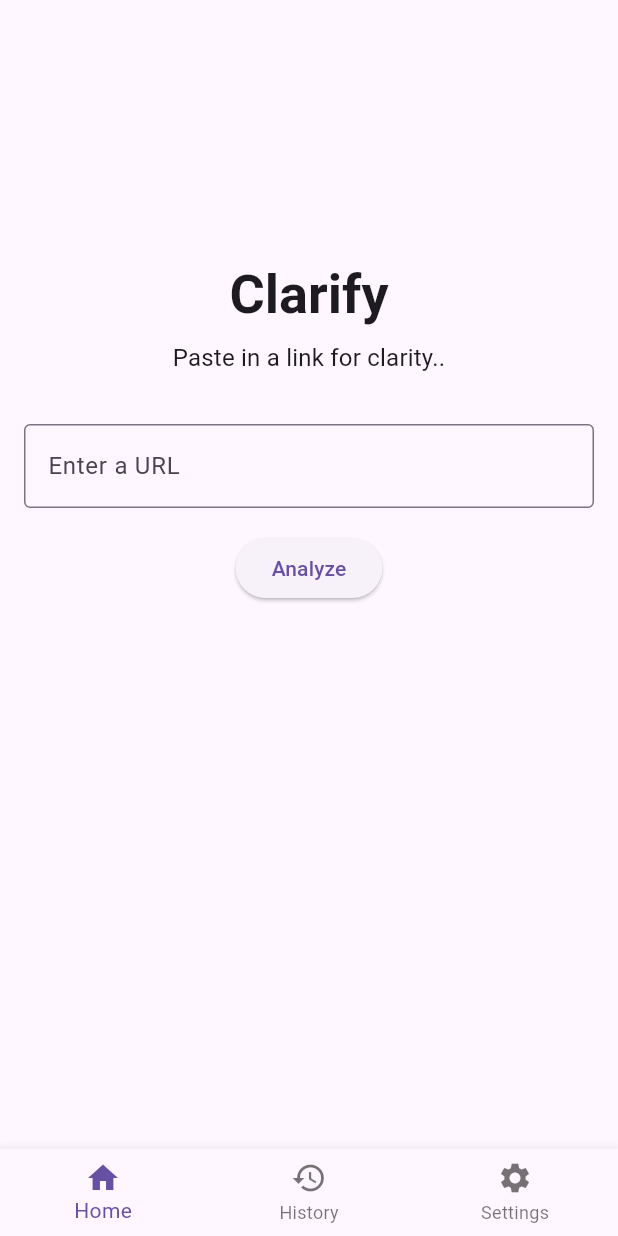
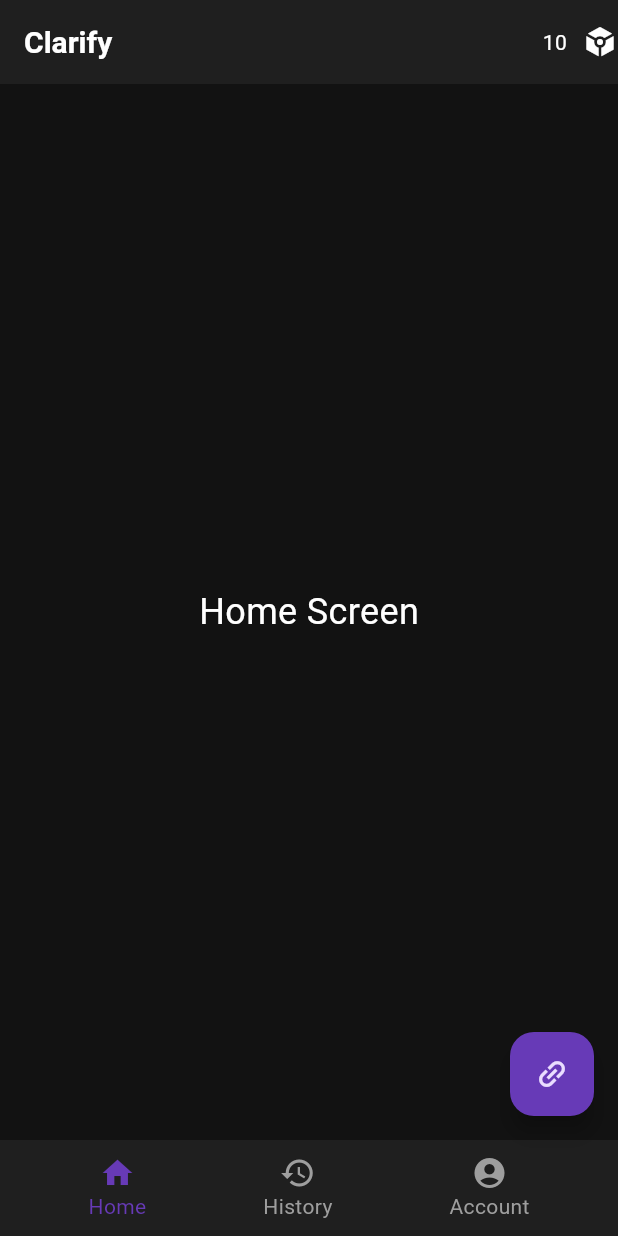
Before and after one commit to keypuncheralwin/clarify, a Flutter app: the screen it shows after launch, on a phone screen of 412 x 824 dp. Run offline on Flutter 3.47's test engine with Material 3 defaults, Android fonts, the phone set to English and light mode, and no system bars; our stand-ins replace shimmer.

Commit message:
feat: Update main app look

```diff
--- a/app/lib/api_service.dart
+++ /dev/null
@@ -1,14 +0,0 @@
-import 'package:flutter/services.dart';
-
-class ApiService {
-  static const platform = MethodChannel('com.example.clarify/api');
-
-  Future<Map<String, dynamic>> analyzeLink(String url) async {
-    try {
-      final result = await platform.invokeMethod('analyzeLink', {'url': url});
-      return Map<String, dynamic>.from(result);
-    } on PlatformException {
-      rethrow;
-    }
-  }
-}
--- a/app/lib/main.dart
+++ b/app/lib/main.dart
@@ -1,140 +1,351 @@
 import 'package:flutter/material.dart';
-import 'api_service.dart';
+import 'package:flutter/services.dart';
+import 'package:shimmer/shimmer.dart';
 
-void main() {
-  runApp(const MyApp());
-}
+void main() => runApp(const ClarifyApp());
 
-class MyApp extends StatelessWidget {
-  const MyApp({super.key});
+class ClarifyApp extends StatelessWidget {
+  const ClarifyApp({super.key});
 
   @override
   Widget build(BuildContext context) {
     return MaterialApp(
       title: 'Clarify',
       theme: ThemeData(
-        primarySwatch: Colors.purple,
+        brightness: Brightness.dark,
+        primarySwatch: Colors.deepPurple,
+        scaffoldBackgroundColor: const Color(0xFF121212),
+        appBarTheme: const AppBarTheme(
+          backgroundColor: Color(0xFF1F1F1F),
+          elevation: 0,
+          titleTextStyle: TextStyle(
+            color: Colors.white,
+            fontSize: 20,
+            fontWeight: FontWeight.bold,
           ),
-      home: const MyHomePage(),
+        ),
+      ),
+      home: const MainScreen(),
     );
   }
 }
 
-class MyHomePage extends StatefulWidget {
-  const MyHomePage({super.key});
+class MainScreen extends StatefulWidget {
+  const MainScreen({super.key});
 
   @override
-  _MyHomePageState createState() => _MyHomePageState();
+  _MainScreenState createState() => _MainScreenState();
 }
 
-class _MyHomePageState extends State<MyHomePage> {
-  final TextEditingController _controller = TextEditingController();
-  String _result = '';
-  bool _loading = false;
+class _MainScreenState extends State<MainScreen> {
+  static const platform = MethodChannel('com.example.clarify/api');
+  int _currentIndex = 0;
+  Map<String, dynamic>? _result;
+  bool _isLoading = false;
+  final GlobalKey<_BottomSheetContentState> _bottomSheetKey = GlobalKey<_BottomSheetContentState>();
+
+  final List<Widget> _children = [
+    const HomeScreen(),
+    const HistoryScreen(),
+    const AccountScreen(),
+  ];
+
+  final int _remainingTokens = 10; // Example token count
+
+  void onTabTapped(int index) {
+    setState(() {
+      _currentIndex = index;
+    });
+  }
 
   Future<void> _analyzeLink() async {
-    // Unfocus the text field and hide the keyboard
-    FocusScope.of(context).unfocus();
-
     setState(() {
-      _loading = true;
-      _result = '';
+      _isLoading = true;
+      _result = null; // Clear previous result
     });
 
+    ClipboardData? clipboardData = await Clipboard.getData('text/plain');
+    String? url = clipboardData?.text;
+
+    if (url != null && url.isNotEmpty) {
+      _showBottomSheet();
       try {
-      final result = await ApiService().analyzeLink(_controller.text);
+        final result = await platform.invokeMethod<Map<dynamic, dynamic>>('analyzeLink', {'url': url});
+        if (result != null) {
           setState(() {
-        _result = '''
-${result['isClickBait'] ? "It's probably Clickbait" : "Not Clickbait!"}
-Title: ${result['title']}
-Explanation: ${result['explanation']}
-Summary: ${result['summary']}
-''';
+            _result = Map<String, dynamic>.from(result);
+            _isLoading = false;
+            _bottomSheetKey.currentState?.updateContent(_isLoading, _result);
           });
-    } catch (e) {
+        } else {
           setState(() {
-        _result = 'Error: ${e.toString()}';
-      });
-    } finally {
-      setState(() {
-        _loading = false;
+            _isLoading = false;
+            _bottomSheetKey.currentState?.updateContent(_isLoading, null);
           });
         }
+      } on PlatformException catch (e) {
+        print("Failed to analyze link: '${e.message}'.");
+        setState(() {
+          _isLoading = false;
+          _bottomSheetKey.currentState?.updateContent(_isLoading, null);
+        });
+      }
+    } else {
+      print("No URL found in clipboard.");
+      setState(() {
+        _isLoading = false;
+      });
+    }
+  }
+
+  void _showBottomSheet() {
+    showModalBottomSheet(
+      context: context,
+      isScrollControlled: true,
+      builder: (context) {
+        return BottomSheetContent(
+          key: _bottomSheetKey,
+          isLoading: _isLoading,
+          result: _result,
+        );
+      },
+    );
   }
 
   @override
   Widget build(BuildContext context) {
     return Scaffold(
-      body: Padding(
-        padding: const EdgeInsets.all(16.0),
-        child: Column(
-          mainAxisAlignment: MainAxisAlignment.center,
+      appBar: AppBar(
+        title: const Text('Clarify'),
+        actions: [
+          Row(
             children: [
-            const Spacer(),
+              const SizedBox(width: 5),
               Text(
-              'Clarify',
-              style: Theme.of(context).textTheme.headlineLarge?.copyWith(
-                    fontWeight: FontWeight.bold,
-                    fontSize: 36,
+                '$_remainingTokens',
+                style: const TextStyle(color: Colors.white, fontSize: 14),
               ),
-              textAlign: TextAlign.center,
+              const SizedBox(width: 10),
+              const Icon(Icons.token, color: Colors.white),
+            ],
           ),
-            const SizedBox(height: 8),
-            Text(
-              'Paste in a link for clarity..',
-              style: Theme.of(context).textTheme.titleMedium?.copyWith(
-                    fontWeight: FontWeight.normal,
-                    fontSize: 16,
+        ],
       ),
-              textAlign: TextAlign.center,
+      body: _children[_currentIndex],
+      bottomNavigationBar: CustomBottomNavigationBar(
+        currentIndex: _currentIndex,
+        onTabTapped: onTabTapped,
       ),
-            const SizedBox(height: 32),
-            TextField(
-              controller: _controller,
-              decoration: const InputDecoration(
-                border: OutlineInputBorder(),
-                hintText: 'Enter a URL',
+      floatingActionButton: _currentIndex == 0
+          ? FloatingActionButton(
+              onPressed: _analyzeLink,
+              backgroundColor: Colors.deepPurple,
+              child: Transform.rotate(
+                angle: -0.785398, // -45 degrees in radians
+                child: const Icon(Icons.link),
               ),
+            )
+          : null,
+    );
+  }
+}
+
+class CustomBottomNavigationBar extends StatelessWidget {
+  final int currentIndex;
+  final Function(int) onTabTapped;
+
+  const CustomBottomNavigationBar({super.key, required this.currentIndex, required this.onTabTapped});
+
+  @override
+  Widget build(BuildContext context) {
+    return Container(
+      decoration: const BoxDecoration(
+        color: Color(0xFF1F1F1F),
       ),
-            const SizedBox(height: 16),
-            ElevatedButton(
-              onPressed: _analyzeLink,
-              child: const Text('Analyze'),
-            ),
-            const SizedBox(height: 32),
-            _loading
-                ? const CircularProgressIndicator()
-                : Expanded(
-                    child: SingleChildScrollView(
-                      child: Text(
-                        _result,
-                        style: Theme.of(context).textTheme.bodyMedium?.copyWith(
-                              fontSize: 16,
-                              height: 1.5,
-                            ),
-                      ),
-                    ),
-                  ),
-            const Spacer(),
+      child: Padding(
+        padding: const EdgeInsets.symmetric(horizontal: 20, vertical: 10),
+        child: Row(
+          mainAxisAlignment: MainAxisAlignment.spaceAround,
+          children: <Widget>[
+            _buildNavItem(Icons.home, 'Home', 0),
+            _buildNavItem(Icons.history, 'History', 1),
+            _buildNavItem(Icons.account_circle, 'Account', 2),
           ],
         ),
       ),
-      bottomNavigationBar: BottomNavigationBar(
-        items: const <BottomNavigationBarItem>[
-          BottomNavigationBarItem(
-            icon: Icon(Icons.home),
-            label: 'Home',
+    );
+  }
+
+  Widget _buildNavItem(IconData icon, String label, int index) {
+    return GestureDetector(
+      onTap: () => onTabTapped(index),
+      child: Column(
+        mainAxisSize: MainAxisSize.min,
+        children: <Widget>[
+          Icon(
+            icon,
+            color: currentIndex == index ? Colors.deepPurple : Colors.grey,
           ),
-          BottomNavigationBarItem(
-            icon: Icon(Icons.history),
-            label: 'History',
+          Text(
+            label,
+            style: TextStyle(
+              color: currentIndex == index ? Colors.deepPurple : Colors.grey,
             ),
-          BottomNavigationBarItem(
-            icon: Icon(Icons.settings),
-            label: 'Settings',
           ),
         ],
       ),
     );
   }
 }
+
+class HomeScreen extends StatelessWidget {
+  const HomeScreen({super.key});
+
+  @override
+  Widget build(BuildContext context) {
+    return const Center(
+      child: Text('Home Screen', style: TextStyle(fontSize: 24, color: Colors.white)),
+    );
+  }
+}
+
+class HistoryScreen extends StatelessWidget {
+  const HistoryScreen({super.key});
+
+  @override
+  Widget build(BuildContext context) {
+    return const Center(
+      child: Text('History Screen', style: TextStyle(fontSize: 24, color: Colors.white)),
+    );
+  }
+}
+
+class AccountScreen extends StatelessWidget {
+  const AccountScreen({super.key});
+
+  @override
+  Widget build(BuildContext context) {
+    return const Center(
+      child: Text('Account Screen', style: TextStyle(fontSize: 24, color: Colors.white)),
+    );
+  }
+}
+
+class BottomSheetContent extends StatefulWidget {
+  final bool isLoading;
+  final Map<String, dynamic>? result;
+
+  const BottomSheetContent({super.key, required this.isLoading, required this.result});
+
+  @override
+  _BottomSheetContentState createState() => _BottomSheetContentState();
+}
+
+class _BottomSheetContentState extends State<BottomSheetContent> {
+  late bool _isLoading;
+  Map<String, dynamic>? _result;
+
+  @override
+  void initState() {
+    super.initState();
+    _isLoading = widget.isLoading;
+    _result = widget.result;
+  }
+
+  void updateContent(bool isLoading, Map<String, dynamic>? result) {
+    setState(() {
+      _isLoading = isLoading;
+      _result = result;
+    });
+  }
+
+  @override
+  Widget build(BuildContext context) {
+    return Container(
+      padding: const EdgeInsets.all(16.0),
+      child: _isLoading
+          ? _buildLoadingContent()
+          : _result != null
+              ? _buildResultContent(_result!)
+              : const Text('No data available'),
+    );
+  }
+
+  Widget _buildLoadingContent() {
+    return Column(
+      mainAxisSize: MainAxisSize.min,
+      crossAxisAlignment: CrossAxisAlignment.start,
+      children: [
+        Shimmer.fromColors(
+          baseColor: Colors.grey[700]!,
+          highlightColor: Colors.grey[500]!,
+          child: Container(
+            width: double.infinity,
+            height: 20,
+            color: Colors.white,
+          ),
+        ),
+        const SizedBox(height: 10),
+        Shimmer.fromColors(
+          baseColor: Colors.grey[700]!,
+          highlightColor: Colors.grey[500]!,
+          child: Container(
+            width: double.infinity,
+            height: 20,
+            color: Colors.white,
+          ),
+        ),
+        const SizedBox(height: 10),
+        Shimmer.fromColors(
+          baseColor: Colors.grey[700]!,
+          highlightColor: Colors.grey[500]!,
+          child: Container(
+            width: double.infinity,
+            height: 100,
+            color: Colors.white,
+          ),
+        ),
+      ],
+    );
+  }
+
+  Widget _buildResultContent(Map<String, dynamic> result) {
+    final title = result['title'] ?? 'No title available';
+    final clarityScore = result['clarityScore']?.toString() ?? 'N/A';
+    final answer = result['answer'] ?? 'No answer available';
+    final summary = result['summary'] ?? 'No summary available';
+
+    return Column(
+      mainAxisSize: MainAxisSize.min,
+      crossAxisAlignment: CrossAxisAlignment.start,
+      children: [
+        Text(
+          title,
+          style: const TextStyle(fontSize: 20, fontWeight: FontWeight.bold),
+        ),
+        const SizedBox(height: 10),
+        Container(
+          padding: const EdgeInsets.symmetric(horizontal: 12, vertical: 4),
+          decoration: BoxDecoration(
+            color: Colors.deepPurple,
+            borderRadius: BorderRadius.circular(20),
+          ),
+          child: Text(
+            'Clarity Score: $clarityScore',
+            style: const TextStyle(color: Colors.white),
+          ),
+        ),
+        const SizedBox(height: 10),
+        Text(
+          answer,
+          style: const TextStyle(fontSize: 16, fontStyle: FontStyle.italic),
+        ),
+        const SizedBox(height: 10),
+        Text(
+          summary,
+          style: const TextStyle(fontSize: 16),
+        ),
+      ],
+    );
+  }
+}
--- a/app/pubspec.yaml
+++ b/app/pubspec.yaml
@@ -33,6 +33,7 @@ dependencies:
   receive_sharing_intent: ^1.8.0
   flutter_hooks: ^0.18.1
   http: ^0.13.3
+  shimmer: ^2.0.0
 
   # The following adds the Cupertino Icons font to your application.
   # Use with the CupertinoIcons class for iOS style icons.
```
Lines whose indentation alone changed are shown as unchanged.
